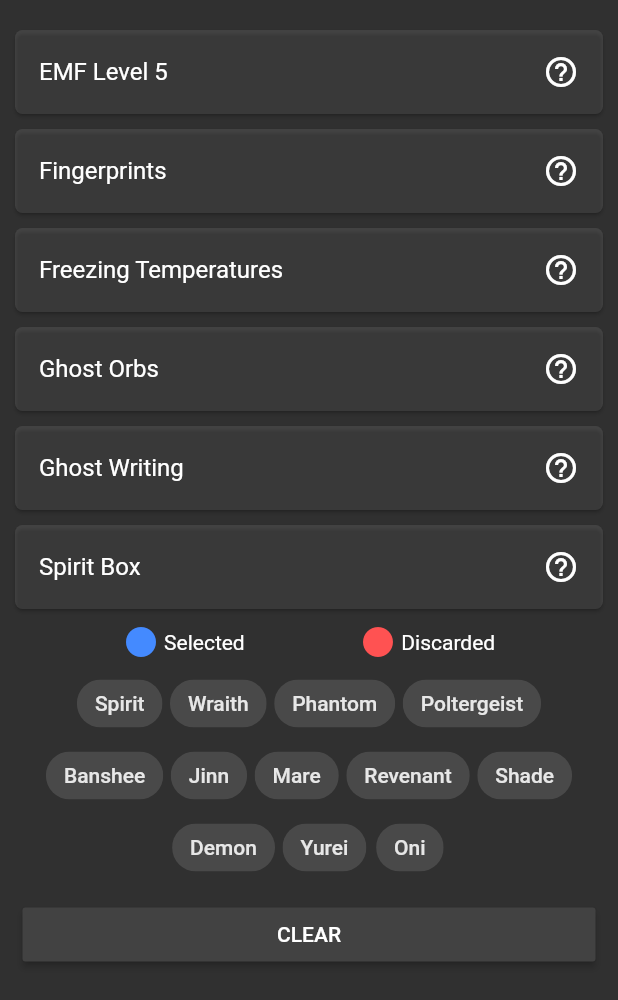
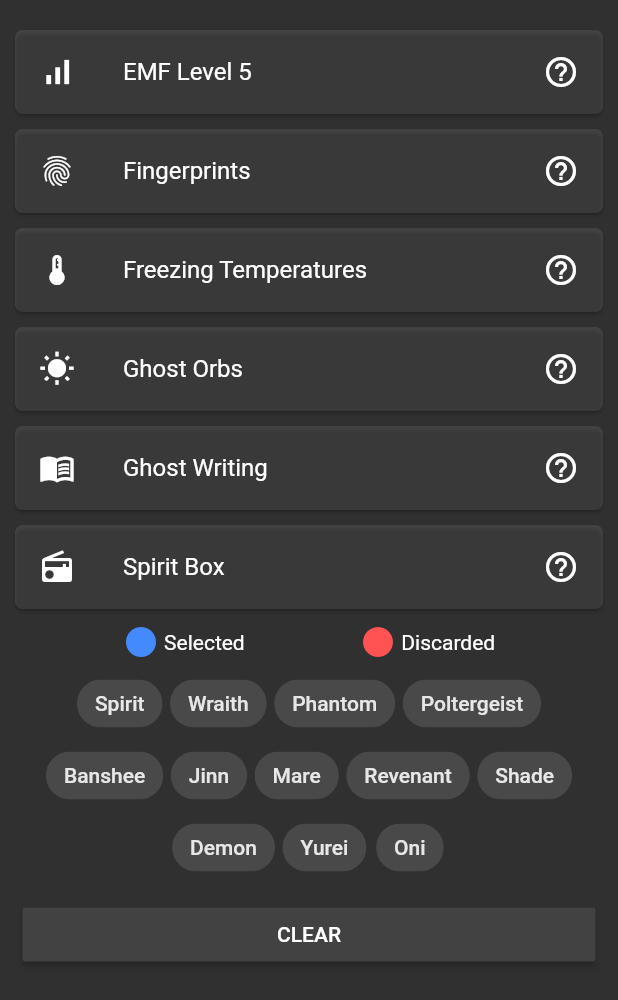
Before and after one commit to freeman507/phasmophobia_assistant, a Flutter app: the EvidencesPage widget shown alone on an empty page, opened directly, on a phone screen of 412 x 824 dp. Shown: the top 1000 px of the screen. Run offline on Flutter 3.47's test engine with Material 2 defaults, Android fonts, the phone set to English and light mode, and no system bars; our stand-ins replace shared_preferences; accounts and stored records are empty; Roboto replaces fonts that are missing (Hind, Poppins).

Commit message:
added icon in evidences and changed logo image and version

```diff
--- a/lib/pages/evidences/evidences_page.dart
+++ b/lib/pages/evidences/evidences_page.dart
@@ -75,12 +75,16 @@ class _EvidencesPageState extends State<EvidencesPage>
       margin: EdgeInsets.fromLTRB(0, 15, 0, 0),
       child: ListView(
         children: <Widget>[
-          BuildEvidenceItem(EMF, emf, discardEmf),
-          BuildEvidenceItem(FINGERPRINTS, fingerprints, discardFingerpints),
-          BuildEvidenceItem(TEMPERATURE, temperature, discardTemperature),
-          BuildEvidenceItem(ORBS, orb, discardOrb),
-          BuildEvidenceItem(WRITING, writing, discardWriting),
-          BuildEvidenceItem(SPIRIT_BOX, spiritBox, discardSpiritBox),
+          BuildEvidenceItem(Icons.signal_cellular_alt, EMF, emf, discardEmf),
+          BuildEvidenceItem(Icons.fingerprint, FINGERPRINTS, fingerprints,
+              discardFingerpints),
+          BuildEvidenceItem(
+              Icons.thermostat_outlined, TEMPERATURE, temperature, discardTemperature),
+          BuildEvidenceItem(Icons.wb_sunny, ORBS, orb, discardOrb),
+          BuildEvidenceItem(
+              Icons.menu_book, WRITING, writing, discardWriting),
+          BuildEvidenceItem(
+              Icons.radio, SPIRIT_BOX, spiritBox, discardSpiritBox),
           buildEvidenceSubtitle(),
           buildGhostChipsList(),
           buildResetButton(),
@@ -173,7 +177,8 @@ class _EvidencesPageState extends State<EvidencesPage>
     return chips;
   }
 
-  Card BuildEvidenceItem(String evidence, bool selected, bool discarded) {
+  Card BuildEvidenceItem(
+      IconData iconData, String evidence, bool selected, bool discarded) {
     var color = Colors.white10;
     if (discarded) {
       color = Colors.redAccent;
@@ -194,9 +199,9 @@ class _EvidencesPageState extends State<EvidencesPage>
         title: Text(
           i(evidence),
         ),
-//        leading: Icon(
-//          Icons.person,
-//        ),
+        leading: Icon(
+          iconData,
+        ),
         trailing: InkWell(
           child: Icon(
             Icons.help_outline,
--- a/pubspec.yaml
+++ b/pubspec.yaml
@@ -15,7 +15,7 @@ publish_to: 'none' # Remove this line if you wish to publish to pub.dev
 # In iOS, build-name is used as CFBundleShortVersionString while build-number used as CFBundleVersion.
 # Read more about iOS versioning at
 # https://developer.apple.com/library/archive/documentation/General/Reference/InfoPlistKeyReference/Articles/CoreFoundationKeys.html
-version: 1.0.0+1
+version: 2.0.0+2
 
 environment:
   sdk: ">=2.7.0 <3.0.0"
```
Also changed, not shown: assets/background.png.
